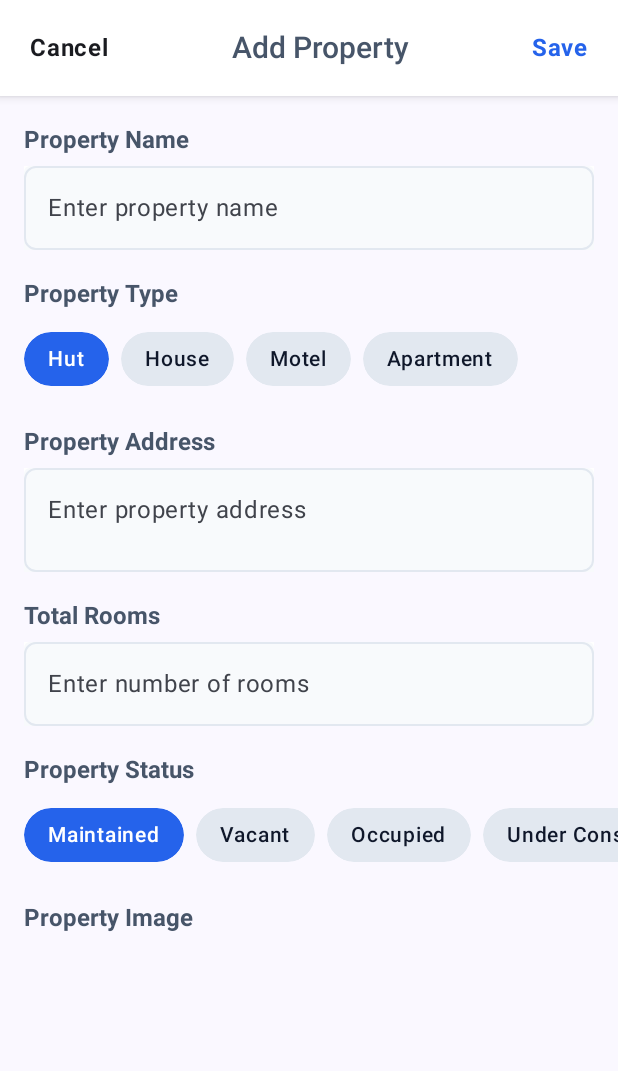
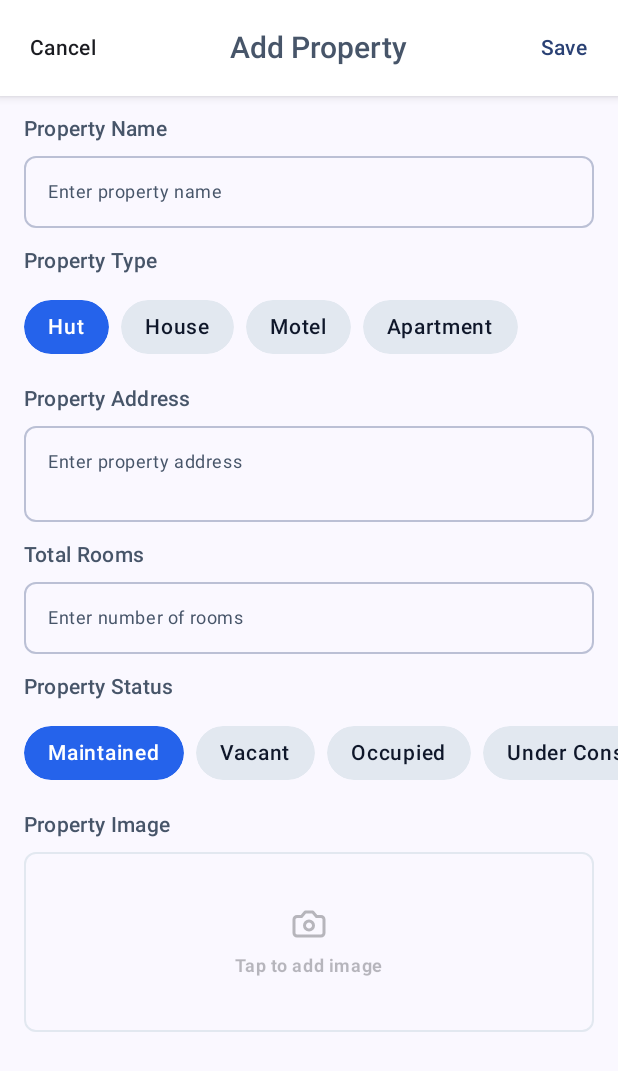
Before and after one commit to anhtuanMDev/TenantTrack, an Android app built with Jetpack Compose: the AddPropertyScreen screen opened through its navigation route, on a phone screen of 412 x 824 dp. Shown: the top 1071 px of the screen. Run offline under Robolectric (Android 15) with nearby library versions, the phone set to English and light mode, and no system bars; our stand-ins replace Room's generated code.

Commit message:
feature: Add pic/crop image + Update form
+ Add lib UCrop and Coil
+ Move lib version to libs.verions.toml
+ Add link path to download Coil into setting.gradle
+ Create crop utils
+ Update form components

```diff
--- a/app/src/main/java/com/example/tenanttrack/presentation/components/ActionBar.kt
+++ b/app/src/main/java/com/example/tenanttrack/presentation/components/ActionBar.kt
@@ -4,6 +4,7 @@ import androidx.compose.foundation.layout.Box
 import androidx.compose.foundation.layout.RowScope
 import androidx.compose.foundation.layout.fillMaxWidth
 import androidx.compose.material3.ExperimentalMaterial3Api
+import androidx.compose.material3.MaterialTheme
 import androidx.compose.material3.Text
 import androidx.compose.material3.TopAppBar
 import androidx.compose.material3.TopAppBarDefaults
@@ -48,9 +49,10 @@ fun PropertyHeaderBar(
             } else {
                 Text(
                     text = title,
-                    fontSize = 20.sp,
-                    fontWeight = FontWeight.Bold,
-                    color = Gray900
+                    style = MaterialTheme.typography.bodyLarge.copy(
+                        color = MaterialTheme.colorScheme.onSurface,
+                        fontWeight = FontWeight.W600,
+                    ),
                 )
             }
         },
--- a/app/src/main/java/com/example/tenanttrack/presentation/components/FormTextField.kt
+++ b/app/src/main/java/com/example/tenanttrack/presentation/components/FormTextField.kt
@@ -16,13 +16,13 @@ import androidx.compose.foundation.text.KeyboardOptions
 import androidx.compose.material3.MaterialTheme
 import androidx.compose.material3.Text
 import androidx.compose.runtime.Composable
+import androidx.compose.runtime.getValue
 import androidx.compose.runtime.remember
 import androidx.compose.ui.Alignment
 import androidx.compose.ui.Modifier
 import androidx.compose.ui.focus.FocusRequester
 import androidx.compose.ui.focus.focusRequester
 import androidx.compose.ui.graphics.SolidColor
-import androidx.compose.ui.platform.LocalContext
 import androidx.compose.ui.text.input.ImeAction
 import androidx.compose.ui.text.input.KeyboardType
 import androidx.compose.ui.text.input.PasswordVisualTransformation
@@ -30,8 +30,6 @@ import androidx.compose.ui.text.input.VisualTransformation
 import androidx.compose.ui.unit.dp
 import com.example.tenanttrack.domain.model.ValidateUIText
 import com.example.tenanttrack.domain.utils.ValidateUtils
-import com.example.tenanttrack.ui.theme.Gray200
-import androidx.compose.runtime.getValue
 import com.example.tenanttrack.ui.theme.Gray600
 
 
@@ -50,11 +48,11 @@ fun FormTextField(
     trailingIcon: @Composable (() -> Unit)? = null,
     singleLine: Boolean = false,
     maxLine: Int = 1,
+    minLine: Int = 1,
 ) {
     val utils = ValidateUtils()
     val isKeyboardTypeNumber =
         keyboardType == KeyboardType.Phone || keyboardType == KeyboardType.Number
-    val context = LocalContext.current
     val interactionSource = remember { MutableInteractionSource() }
     val isFocused by interactionSource.collectIsFocusedAsState()
     val focusRequester = remember {
@@ -73,8 +71,9 @@ fun FormTextField(
                     if (utils.isNumber(it)) onValueChange(it)
                 } else onValueChange(it)
             },
-            textStyle = MaterialTheme.typography.bodySmall.copy(color = MaterialTheme.colorScheme.onSurface),
+            textStyle = MaterialTheme.typography.bodySmall.copy(color = MaterialTheme.colorScheme.onBackground),
             maxLines = maxLine,
+            minLines = minLine,
             singleLine = singleLine,
             interactionSource = interactionSource,
             visualTransformation =
@@ -85,7 +84,7 @@ fun FormTextField(
                 },
             keyboardOptions = KeyboardOptions(
                 keyboardType = keyboardType,
-                imeAction = imeAction
+                imeAction = imeAction,
             ),
             cursorBrush = SolidColor(MaterialTheme.colorScheme.primary),
             decorationBox = { innerTextField ->
@@ -98,7 +97,7 @@ fun FormTextField(
                             color = colorBorder
                         )
                         .background(
-                            color = MaterialTheme.colorScheme.surface,
+                            color = MaterialTheme.colorScheme.background,
                             shape = RoundedCornerShape(8.dp)
                         )
                         .focusRequester(focusRequester)
@@ -132,12 +131,17 @@ fun FormTextField(
                 }
             },
         )
-        Text(
-            text = if (isError) errorMessage!!.asString(context) else "",
-            color = MaterialTheme.colorScheme.error,
-            style = MaterialTheme.typography.bodySmall,
-            modifier = modifier
-        )
+        if (isError) {
+            errorMessage?.asString()?.let {
+                Text(
+                    text = if (it.isNotBlank()) errorMessage.asString().toString() else "",
+                    color = MaterialTheme.colorScheme.error,
+                    style = MaterialTheme.typography.bodySmall,
+                    modifier = modifier
+                )
+            }
+        }
+
     }
 }
 
--- a/app/src/main/java/com/example/tenanttrack/presentation/screen/add_property/AddPropertyScreen.kt
+++ b/app/src/main/java/com/example/tenanttrack/presentation/screen/add_property/AddPropertyScreen.kt
@@ -1,40 +1,56 @@
 package com.example.tenanttrack.presentation.screen.add_property
 
-import androidx.compose.foundation.BorderStroke
+import android.app.Activity
+import android.net.Uri
+import androidx.activity.compose.rememberLauncherForActivityResult
+import androidx.activity.result.contract.ActivityResultContracts
 import androidx.compose.foundation.background
 import androidx.compose.foundation.border
 import androidx.compose.foundation.clickable
+import androidx.compose.foundation.layout.Arrangement
 import androidx.compose.foundation.layout.Column
 import androidx.compose.foundation.layout.ColumnScope
 import androidx.compose.foundation.layout.fillMaxSize
 import androidx.compose.foundation.layout.fillMaxWidth
+import androidx.compose.foundation.layout.height
 import androidx.compose.foundation.layout.padding
 import androidx.compose.foundation.shape.RoundedCornerShape
+import androidx.compose.material3.Icon
+import androidx.compose.material3.MaterialTheme
 import androidx.compose.material3.Surface
 import androidx.compose.material3.Text
-import androidx.compose.material3.TextField
-import androidx.compose.material3.TextFieldDefaults
 import androidx.compose.runtime.Composable
+import androidx.compose.runtime.getValue
+import androidx.compose.runtime.mutableStateOf
+import androidx.compose.runtime.remember
+import androidx.compose.runtime.setValue
+import androidx.compose.ui.Alignment
 import androidx.compose.ui.Modifier
 import androidx.compose.ui.draw.shadow
-import androidx.compose.ui.graphics.Color
+import androidx.compose.ui.layout.ContentScale
+import androidx.compose.ui.platform.LocalContext
+import androidx.compose.ui.res.painterResource
 import androidx.compose.ui.res.stringResource
-import androidx.compose.ui.text.TextStyle
 import androidx.compose.ui.text.font.FontWeight
+import androidx.compose.ui.text.input.ImeAction
+import androidx.compose.ui.text.input.KeyboardType
 import androidx.compose.ui.unit.dp
 import androidx.compose.ui.unit.sp
+import androidx.lifecycle.viewmodel.compose.viewModel
 import androidx.navigation.NavController
+import coil3.compose.AsyncImage
 import com.example.tenanttrack.R
 import com.example.tenanttrack.data.local.entities.PropertyModelType
 import com.example.tenanttrack.data.local.entities.PropertyStatus
+import com.example.tenanttrack.domain.model.PropertyFormEvent
+import com.example.tenanttrack.domain.utils.CropUtils
 import com.example.tenanttrack.presentation.components.FilterChips
+import com.example.tenanttrack.presentation.components.FormTextField
 import com.example.tenanttrack.presentation.components.PropertyHeaderBar
+import com.example.tenanttrack.presentation.viewmodel.PropertyFormViewModel
 import com.example.tenanttrack.ui.theme.Blue
 import com.example.tenanttrack.ui.theme.Gray200
-import com.example.tenanttrack.ui.theme.Gray50
 import com.example.tenanttrack.ui.theme.Gray600
-import com.example.tenanttrack.ui.theme.Gray900
-import com.example.tenanttrack.ui.theme.White
 
 @Composable
 fun AddPropertyScreen(navController: NavController) {
@@ -46,9 +62,27 @@ fun AddPropertyScreen(navController: NavController) {
 }
 
 @Composable
-fun AddPropertyBody(onGoBack: () -> Unit) {
+fun AddPropertyBody(onGoBack: () -> Unit, viewModel: PropertyFormViewModel = viewModel()) {
     val listStatus = PropertyStatus.entries.map { stringResource(id = it.label) }
     val listModelType = PropertyModelType.entries.map { stringResource(id = it.label) }
+    val context = LocalContext.current
+    var imageUri by remember { mutableStateOf<Uri?>(null) }
+    val cropLauncher = rememberLauncherForActivityResult(
+        contract = ActivityResultContracts.StartActivityForResult()
+    ) { result ->
+        if (result.resultCode == Activity.RESULT_OK) {
+            val croppedUri = CropUtils.getCroppedUri(result.data)
+            imageUri = croppedUri
+        }
+    }
+    val launcher = rememberLauncherForActivityResult(
+        contract = ActivityResultContracts.GetContent()
+    ) { uri: Uri? ->
+        uri?.let {
+            val cropIntent = CropUtils.getCropIntent(context, it)
+            cropLauncher.launch(cropIntent)
+        }
+    }
     Column {
         PropertyHeaderBar(
             title = stringResource(id = R.string.header_add_property),
@@ -57,8 +91,10 @@ fun AddPropertyBody(onGoBack: () -> Unit) {
             back = {
                 Text(
                     text = stringResource(id = R.string.option_cancel),
-                    fontSize = 16.sp,
-                    fontWeight = FontWeight.Bold,
+                    style = MaterialTheme.typography.bodyMedium.copy(
+                        color = MaterialTheme.colorScheme.onSurface,
+                        fontWeight = FontWeight.W600,
+                    ),
                     modifier = Modifier
                         .padding(start = 16.dp)
                         .clickable { onGoBack() }
@@ -68,9 +104,10 @@ fun AddPropertyBody(onGoBack: () -> Unit) {
             actions = {
                 Text(
                     text = stringResource(id = R.string.option_save),
-                    fontSize = 16.sp,
-                    fontWeight = FontWeight.Bold,
-                    color = Blue,
+                    style = MaterialTheme.typography.bodyMedium.copy(
+                        color = MaterialTheme.colorScheme.primary,
+                        fontWeight = FontWeight.W600,
+                    ),
                     modifier = Modifier.padding(end = 16.dp)
                 )
             },
@@ -80,29 +117,18 @@ fun AddPropertyBody(onGoBack: () -> Unit) {
             title = stringResource(id = R.string.add_property_title1),
             modifier = Modifier.padding(horizontal = 16.dp)
         ) {
-            TextField(
-                value = "",
-                placeholder = { Text(text = stringResource(R.string.add_property_placeholder1)) },
-                onValueChange = {},
+            FormTextField(
+                placeholder = stringResource(id = R.string.add_property_placeholder1),
+                text = viewModel.state.name,
+                onValueChange = {
+                    viewModel.onEvent(PropertyFormEvent.NameChanged(it))
+                },
+                keyboardType = KeyboardType.Text,
+                imeAction = ImeAction.Next,
+                modifier = Modifier.fillMaxWidth(),
                 singleLine = true,
-                textStyle = TextStyle(
-                    fontWeight = FontWeight.W500,
-                    color = Gray900,
-                    fontSize = 16.sp
-                ),
-                modifier = Modifier
-                    .background(White)
-                    .fillMaxWidth()
-                    .border(
-                        border = BorderStroke(1.dp, Gray200),
-                        shape = RoundedCornerShape(8.dp)
-                    ),
-                colors = TextFieldDefaults.colors(
-                    unfocusedContainerColor = Gray50,
-                    focusedContainerColor = White,
-                    focusedIndicatorColor = Color.Transparent,
-                    unfocusedIndicatorColor = Color.Transparent,
-                )
+                isError = viewModel.state.nameError != null,
+                errorMessage = viewModel.state.nameError,
             )
         }
 
@@ -114,30 +140,20 @@ fun AddPropertyBody(onGoBack: () -> Unit) {
             title = stringResource(id = R.string.add_property_title3),
             modifier = Modifier.padding(horizontal = 16.dp)
         ) {
-            TextField(
-                value = "",
-                placeholder = { Text(text = stringResource(R.string.add_property_placeholder3)) },
-                onValueChange = {},
-                textStyle = TextStyle(
-                    fontWeight = FontWeight.W500,
-                    color = Gray900,
-                    fontSize = 16.sp
-                ),
-                modifier = Modifier
-                    .background(White)
-                    .fillMaxWidth()
-                    .border(
-                        border = BorderStroke(1.dp, Gray200),
-                        shape = RoundedCornerShape(8.dp)
-                    ),
-                maxLines = 2,
-                minLines = 2,
-                colors = TextFieldDefaults.colors(
-                    unfocusedContainerColor = Gray50,
-                    focusedContainerColor = White,
-                    focusedIndicatorColor = Color.Transparent,
-                    unfocusedIndicatorColor = Color.Transparent,
-                )
+            FormTextField(
+                placeholder = stringResource(id = R.string.add_property_placeholder3),
+                text = viewModel.state.address,
+                onValueChange = {
+                    viewModel.onEvent(PropertyFormEvent.AddressChanged(it))
+                },
+                keyboardType = KeyboardType.Text,
+                imeAction = ImeAction.Next,
+                modifier = Modifier.fillMaxWidth(),
+                singleLine = false,
+                maxLine = 2,
+                minLine = 2,
+                isError = viewModel.state.addressError != null,
+                errorMessage = viewModel.state.addressError,
             )
         }
 
@@ -145,28 +161,18 @@ fun AddPropertyBody(onGoBack: () -> Unit) {
             title = stringResource(id = R.string.add_property_title4),
             modifier = Modifier.padding(horizontal = 16.dp)
         ) {
-            TextField(
-                value = "",
-                placeholder = { Text(text = stringResource(R.string.add_property_placeholder4)) },
-                onValueChange = {},
-                textStyle = TextStyle(
-                    fontWeight = FontWeight.W500,
-                    color = Gray900,
-                    fontSize = 16.sp
-                ),
-                modifier = Modifier
-                    .background(White)
-                    .fillMaxWidth()
-                    .border(
-                        border = BorderStroke(1.dp, Gray200),
-                        shape = RoundedCornerShape(8.dp)
-                    ),
-                colors = TextFieldDefaults.colors(
-                    unfocusedContainerColor = Gray50,
-                    focusedContainerColor = White,
-                    focusedIndicatorColor = Color.Transparent,
-                    unfocusedIndicatorColor = Color.Transparent,
-                )
+            FormTextField(
+                placeholder = stringResource(id = R.string.add_property_placeholder4),
+                text = viewModel.state.totalRoom,
+                onValueChange = {
+                    viewModel.onEvent(PropertyFormEvent.TotalRoomChange(it))
+                },
+                keyboardType = KeyboardType.Number,
+                imeAction = ImeAction.Done,
+                modifier = Modifier.fillMaxWidth(),
+                singleLine = true,
+                isError = viewModel.state.totalRoomError != null,
+                errorMessage = viewModel.state.totalRoomError,
             )
         }
 
@@ -176,8 +182,44 @@ fun AddPropertyBody(onGoBack: () -> Unit) {
 
         SectionTile(
             title = stringResource(id = R.string.add_property_title6),
-            modifier = Modifier.padding(horizontal = 16.dp)
-        ) {}
+            modifier = Modifier.padding(horizontal = 16.dp),
+        ) {
+            Column(
+                horizontalAlignment = Alignment.CenterHorizontally,
+                verticalArrangement = Arrangement.Center,
+                modifier = Modifier
+                    .fillMaxWidth()
+                    .height(120.dp)
+                    .border(width = 1.dp, color = Gray200, shape = RoundedCornerShape(8.dp))
+                    .background(MaterialTheme.colorScheme.background)
+                    .clickable {
+                        launcher.launch("image/*")
+                    }
+            ) {
+                if (imageUri != null) {
+                    AsyncImage(
+                        model = imageUri,
+                        contentDescription = null,
+                        contentScale = ContentScale.FillBounds,
+                        modifier = Modifier.fillMaxSize()
+                    )
+                } else {
+                    Icon(
+                        painter = painterResource(id = R.drawable.camera),
+                        tint = MaterialTheme.colorScheme.onSurface.copy(alpha = 0.3f),
+                        contentDescription = null
+                    )
+                    Text(
+                        style = MaterialTheme.typography.bodySmall.copy(
+                            color = MaterialTheme.colorScheme.onSurface.copy(alpha = 0.3f),
+                            fontWeight = FontWeight.W700
+                        ),
+                        modifier = Modifier.padding(top = 8.dp),
+                        text = stringResource(id = R.string.add_property_placeholder6)
+                    )
+                }
+            }
+        }
     }
 }
 
@@ -189,8 +231,11 @@ fun SectionTile(
 ) {
     Text(
         text = title,
-        style = TextStyle(fontWeight = FontWeight.W700, color = Gray600, fontSize = 16.sp),
-        modifier = Modifier.padding(bottom = 8.dp, top = 20.dp, start = 16.dp, end = 16.dp)
+        style = MaterialTheme.typography.bodyMedium.copy(
+            color = Gray600,
+            fontWeight = FontWeight.W600
+        ),
+        modifier = Modifier.padding(bottom = 8.dp, top = 12.dp, start = 16.dp, end = 16.dp)
     )
     Column(
         modifier = modifier,
--- a/app/src/main/java/com/example/tenanttrack/presentation/viewmodel/PropertyFormViewModel.kt
+++ b/app/src/main/java/com/example/tenanttrack/presentation/viewmodel/PropertyFormViewModel.kt
@@ -1,8 +1,10 @@
 package com.example.tenanttrack.presentation.viewmodel
 
+import android.util.Log
 import androidx.compose.runtime.getValue
 import androidx.compose.runtime.mutableStateOf
 import androidx.compose.runtime.setValue
+import androidx.compose.ui.platform.LocalContext
 import androidx.lifecycle.ViewModel
 import com.example.tenanttrack.domain.model.PropertyFormEvent
 import com.example.tenanttrack.domain.model.PropertyFormState
@@ -10,10 +12,11 @@ import com.example.tenanttrack.domain.usecase.ValidateNameUseCase
 import com.example.tenanttrack.domain.usecase.ValidateRoomNumber
 import com.example.tenanttrack.domain.utils.ValidateUtils
 
-class PropertyFormViewModel(val onSubmit: () -> Unit): ViewModel() {
+class PropertyFormViewModel: ViewModel() {
     private val utils = ValidateUtils()
     private val validateBaseUseCase = ValidateNameUseCase(utils)
     private val validateRoomNumberUseCase = ValidateRoomNumber(utils)
+    val onSubmit = {}
     var state by mutableStateOf(PropertyFormState())
 
     fun onEvent(event: PropertyFormEvent) {
@@ -43,6 +46,7 @@ class PropertyFormViewModel(val onSubmit: () -> Unit): ViewModel() {
 
     private fun validateName(): Boolean {
         val nameResult = validateBaseUseCase.execute(state.name)
+        Log.d("nameResult", nameResult.toString())
         state = state.copy(nameError = nameResult.errorMessage)
         return nameResult.successful
     }
--- /dev/null
+++ b/app/src/main/res/drawable/camera.xml
@@ -0,0 +1,18 @@
+<vector xmlns:android="http://schemas.android.com/apk/res/android" xmlns:aapt="http://schemas.android.com/aapt"
+	android:viewportWidth="24"
+	android:viewportHeight="24"
+	android:width="24dp"
+	android:height="24dp">
+	<path
+		android:pathData="M14.5 4h-5L7 7H4a2 2 0 0 0 -2 2v9a2 2 0 0 0 2 2h16a2 2 0 0 0 2 -2V9a2 2 0 0 0 -2 -2h-3l-2.5 -3z"
+		android:strokeColor="#000000"
+		android:strokeWidth="2"
+		android:strokeLineCap="round"
+		android:strokeLineJoin="round" />
+	<path
+		android:pathData="M15 13A3 3 0 0 1 9 13A3 3 0 0 1 15 13Z"
+		android:strokeColor="#000000"
+		android:strokeWidth="2"
+		android:strokeLineCap="round"
+		android:strokeLineJoin="round" />
+</vector>
--- a/settings.gradle.kts
+++ b/settings.gradle.kts
@@ -16,6 +16,7 @@ dependencyResolutionManagement {
     repositories {
         google()
         mavenCentral()
+        maven { url = uri("https://jitpack.io") }
     }
 }
 
```
Also changed, not shown: app/build.gradle.kts (+22 -24 lines), app/src/main/AndroidManifest.xml (+7 -0 lines), app/src/main/java/com/example/tenanttrack/domain/utils/CropUtils.kt (added, +45 -0 lines), gradle/libs.versions.toml (+40 -0 lines).
